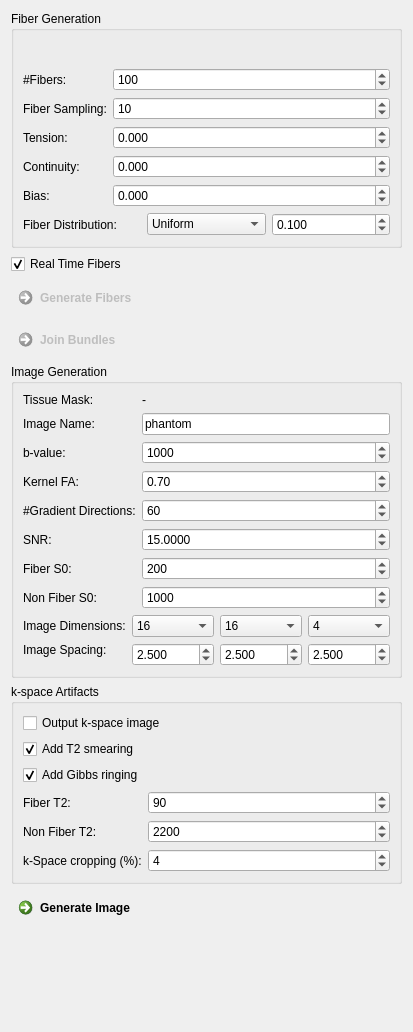
This is Plugins/org.mitk.gui.qt.diffusionimaging/src/internal/QmitkFiberfoxViewControls.ui in MITK/MITK as Qt 5 draws it before an edit. The edited form follows.
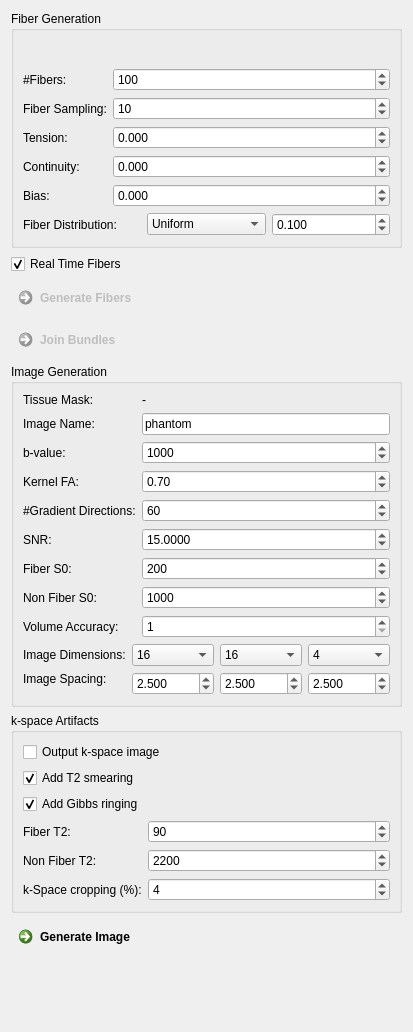
This is the edited form. Icons and pictures are not drawn.

Commit message: added user definable volume accuracy

```diff
--- a/Plugins/org.mitk.gui.qt.diffusionimaging/src/internal/QmitkFiberfoxViewControls.ui
+++ b/Plugins/org.mitk.gui.qt.diffusionimaging/src/internal/QmitkFiberfoxViewControls.ui
@@ -939,6 +939,41 @@
            </property>
           </widget>
          </item>
+         <item row="10" column="0">
+          <widget class="QLabel" name="m_TensorsToDWIBValueLabel_15">
+           <property name="toolTip">
+            <string comment="how fuzzy the confidence boundary should be. By default, confidence boundary is perfectly sharp (float); default: &quot;0&quot;" extracomment="how fuzzy the confidence boundary should be. By default, confidence boundary is perfectly sharp (float); default: &quot;0&quot;">how fuzzy the confidence boundary should be. By default, confidence boundary is perfectly sharp (float); default: &quot;0&quot;</string>
+           </property>
+           <property name="statusTip">
+            <string comment="how fuzzy the confidence boundary should be. By default, confidence boundary is perfectly sharp (float); default: &quot;0&quot;" extracomment="how fuzzy the confidence boundary should be. By default, confidence boundary is perfectly sharp (float); default: &quot;0&quot;">how fuzzy the confidence boundary should be. By default, confidence boundary is perfectly sharp (float); default: &quot;0&quot;</string>
+           </property>
+           <property name="whatsThis">
+            <string comment="how fuzzy the confidence boundary should be. By default, confidence boundary is perfectly sharp (float); default: &quot;0&quot;" extracomment="how fuzzy the confidence boundary should be. By default, confidence boundary is perfectly sharp (float); default: &quot;0&quot;">how fuzzy the confidence boundary should be. By default, confidence boundary is perfectly sharp (float); default: &quot;0&quot;</string>
+           </property>
+           <property name="text">
+            <string>Volume Accuracy:</string>
+           </property>
+           <property name="wordWrap">
+            <bool>false</bool>
+           </property>
+          </widget>
+         </item>
+         <item row="10" column="1">
+          <widget class="QSpinBox" name="m_VolumeAccuracyBox">
+           <property name="minimum">
+            <number>1</number>
+           </property>
+           <property name="maximum">
+            <number>100</number>
+           </property>
+           <property name="singleStep">
+            <number>1</number>
+           </property>
+           <property name="value">
+            <number>1</number>
+           </property>
+          </widget>
+         </item>
         </layout>
        </widget>
       </item>
```
The commit also changes 5 other files.
